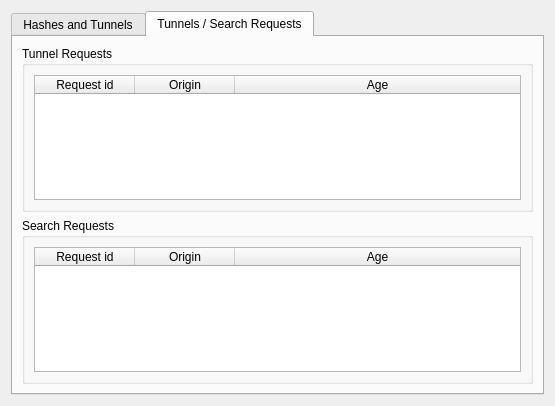
This is retroshare-gui/src/gui/TurtleRouterDialog.ui in RetroShare/RetroShare as Qt 5 draws it before an edit. The edited form follows.
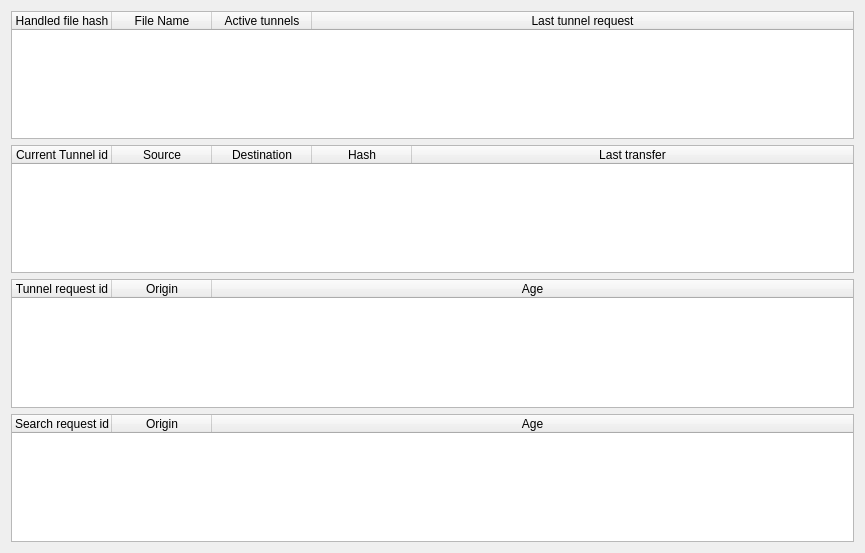
This is the edited form. The open tabs and pages were chosen to show the change. Icons and pictures are not drawn.

Commit message: put the tunnel info as a new tab in the transfer page.

The edit to the form file:
```diff
--- a/retroshare-gui/src/gui/TurtleRouterDialog.ui
+++ b/retroshare-gui/src/gui/TurtleRouterDialog.ui
@@ -6,8 +6,8 @@
    <rect>
     <x>0</x>
     <y>0</y>
-    <width>555</width>
-    <height>406</height>
+    <width>865</width>
+    <height>553</height>
    </rect>
   </property>
   <property name="windowTitle">
@@ -17,23 +17,7 @@
    <iconset resource="images.qrc">
     <normaloff>:/images/rstray3.png</normaloff>:/images/rstray3.png</iconset>
   </property>
-  <layout class="QHBoxLayout" name="horizontalLayout">
-   <item>
-    <widget class="QTabWidget" name="tabWidget">
-     <property name="currentIndex">
-      <number>0</number>
-     </property>
-     <widget class="QWidget" name="tab">
-      <attribute name="title">
-       <string>Hashes and Tunnels</string>
-      </attribute>
-      <layout class="QVBoxLayout" name="verticalLayout_2">
-       <item>
-        <widget class="QGroupBox" name="groupBox">
-         <property name="title">
-          <string>Handled file hashes</string>
-         </property>
-         <layout class="QHBoxLayout" name="horizontalLayout_3">
+  <layout class="QVBoxLayout" name="verticalLayout">
           <item>
            <widget class="QTableWidget" name="_hashes_TW">
             <property name="contextMenuPolicy">
@@ -47,7 +31,7 @@
             </attribute>
             <column>
              <property name="text">
-              <string>File hash</string>
+       <string>Handled file hash</string>
              </property>
             </column>
             <column>
@@ -67,15 +51,6 @@
             </column>
            </widget>
           </item>
-         </layout>
-        </widget>
-       </item>
-       <item>
-        <widget class="QGroupBox" name="groupBox_2">
-         <property name="title">
-          <string>Current tunnels</string>
-         </property>
-         <layout class="QHBoxLayout" name="horizontalLayout_2">
           <item>
            <widget class="QTableWidget" name="_tunnels_TW">
             <attribute name="horizontalHeaderStretchLastSection">
@@ -83,7 +58,7 @@
             </attribute>
             <column>
              <property name="text">
-              <string>Tunnel id</string>
+       <string>Current Tunnel id</string>
              </property>
             </column>
             <column>
@@ -108,22 +83,6 @@
             </column>
            </widget>
           </item>
-         </layout>
-        </widget>
-       </item>
-      </layout>
-     </widget>
-     <widget class="QWidget" name="tab_3">
-      <attribute name="title">
-       <string>Tunnels / Search Requests</string>
-      </attribute>
-      <layout class="QVBoxLayout" name="verticalLayout">
-       <item>
-        <widget class="QGroupBox" name="groupBox_3">
-         <property name="title">
-          <string>Tunnel Requests</string>
-         </property>
-         <layout class="QHBoxLayout" name="horizontalLayout_4">
           <item>
            <widget class="QTableWidget" name="_tunnel_reqs_TW">
             <attribute name="horizontalHeaderStretchLastSection">
@@ -131,7 +90,7 @@
             </attribute>
             <column>
              <property name="text">
-              <string>Request id</string>
+       <string>Tunnel request id</string>
              </property>
             </column>
             <column>
@@ -146,15 +105,6 @@
             </column>
            </widget>
           </item>
-         </layout>
-        </widget>
-       </item>
-       <item>
-        <widget class="QGroupBox" name="groupBox_4">
-         <property name="title">
-          <string>Search Requests</string>
-         </property>
-         <layout class="QHBoxLayout" name="horizontalLayout_5">
           <item>
            <widget class="QTableWidget" name="_search_reqs_TW">
             <attribute name="horizontalHeaderStretchLastSection">
@@ -162,7 +112,7 @@
             </attribute>
             <column>
              <property name="text">
-              <string>Request id</string>
+       <string>Search request id</string>
              </property>
             </column>
             <column>
@@ -175,13 +125,6 @@
               <string>Age</string>
              </property>
             </column>
-           </widget>
-          </item>
-         </layout>
-        </widget>
-       </item>
-      </layout>
-     </widget>
     </widget>
    </item>
   </layout>
```
Lines whose indentation alone changed are shown as unchanged. The commit also changes 7 other files.
